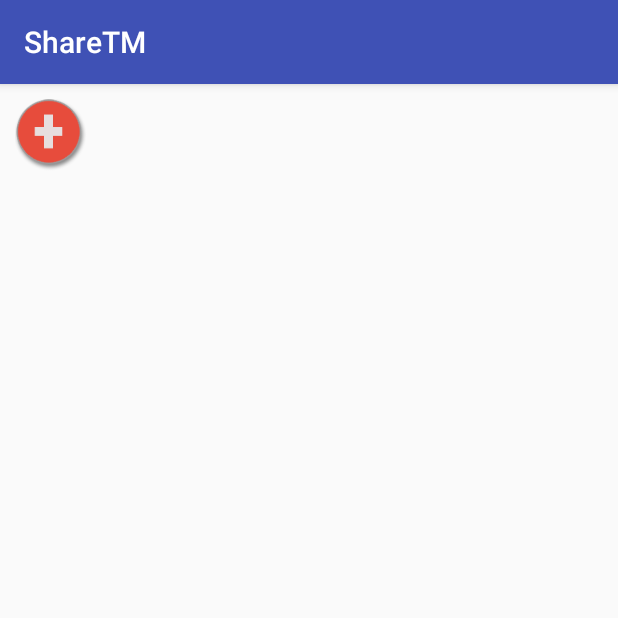
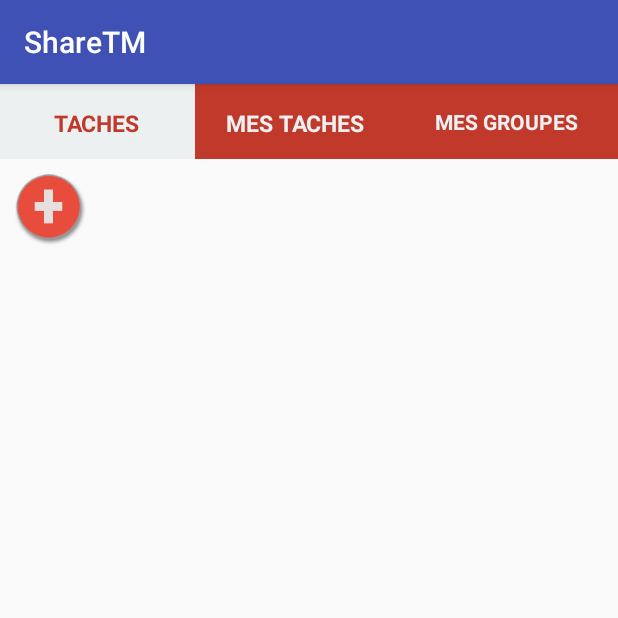
Before and after one commit to Greg3883/ShareTM, an Android app: the MainActivity screen opened directly, with no data from a screen before it, on a phone screen of 412 x 824 dp, the top half of it. Run offline under Robolectric (Android 15) with nearby library versions, the light colour scheme and no system bars.

Commit message:
Ajout modification & onglet menu

```diff
--- a/app/src/main/AndroidManifest.xml
+++ b/app/src/main/AndroidManifest.xml
@@ -33,6 +33,11 @@
         </activity>
 
         <!-- Affichage Tache  Activity -->
+        <activity android:name=".UpdateTacheActivity">
+        <intent-filter>
+            <action android:name=".UPDATETACHEACTIVITY" />
+        </intent-filter>
+        </activity>
 
         <!-- Splash -->
         <activity android:name=".Splash">
--- a/app/src/main/java/com/elbejaj/sharetm/AffichageTacheActivity.java
+++ b/app/src/main/java/com/elbejaj/sharetm/AffichageTacheActivity.java
@@ -115,7 +115,7 @@ public class AffichageTacheActivity extends AppCompatActivity {
         startActivity(intent);
     }
 
-    /*public void button_upd(View view)
+    public void button_upd(View view)
     {
         Intent intent = new Intent(AffichageTacheActivity.this, UpdateTacheActivity.class);
         String idTache;
@@ -123,6 +123,6 @@ public class AffichageTacheActivity extends AppCompatActivity {
         idTache = extras.getString("idpass");
         intent.putExtra("idtu", idTache);
         startActivity(intent);
-    }*/
+    }
 
 }
--- a/app/src/main/java/com/elbejaj/sharetm/TacheDAO.java
+++ b/app/src/main/java/com/elbejaj/sharetm/TacheDAO.java
@@ -52,7 +52,8 @@ public class TacheDAO{
 
     public int updateTache (int id, ContentValues cv)
     {
-        return db.update("Tache",cv,"id="+id, null);
+        String nid = String.valueOf(id);
+        return db.update("Tache",cv,"id="+nid, null);
     }
 
    public Tache trouverTache(int id)
--- a/app/src/main/res/layout/activity_tache_affichage.xml
+++ b/app/src/main/res/layout/activity_tache_affichage.xml
@@ -19,6 +19,7 @@
         android:layout_marginBottom="10dp"
         android:layout_marginLeft="10dp"
         android:layout_marginTop="10dp"
-        android:src="@drawable/button_modif"/>
+        android:src="@drawable/button_modif"
+        android:onClick="button_upd"/>
 
 </LinearLayout>
--- a/app/src/main/res/layout/tache.xml
+++ b/app/src/main/res/layout/tache.xml
@@ -11,6 +11,62 @@
         android:layout_height="match_parent">
 
 
+        <LinearLayout
+            android:layout_width="match_parent"
+            android:layout_height="50dp">
+
+            <RelativeLayout
+                android:layout_width="130dp"
+                android:layout_height="match_parent"
+                android:background="@color/prio_blanc">
+
+                <TextView
+                    android:layout_width="wrap_content"
+                    android:layout_height="match_parent"
+                    android:layout_centerHorizontal="true"
+                    android:layout_marginTop="15dp"
+                    android:textSize="15dp"
+                    android:textStyle="bold"
+                    android:text="TACHES"
+                    android:textColor="@color/prio_red"/>
+            </RelativeLayout>
+
+            <RelativeLayout
+                android:layout_width="130dp"
+                android:layout_height="match_parent"
+                android:background="@color/prio_red">
+
+                <TextView
+                    android:layout_width="wrap_content"
+                    android:layout_height="match_parent"
+                    android:layout_centerHorizontal="true"
+                    android:layout_marginTop="15dp"
+                    android:textSize="15dp"
+                    android:textStyle="bold"
+                    android:text=" MES TACHES"
+                    android:textColor="@color/prio_blanc"/>
+
+            </RelativeLayout>
+
+            <RelativeLayout
+                android:layout_width="match_parent"
+                android:layout_height="match_parent"
+                android:background="@color/prio_red">
+
+                <TextView
+                    android:layout_width="wrap_content"
+                    android:layout_height="match_parent"
+                    android:layout_centerHorizontal="true"
+                    android:layout_marginTop="15dp"
+                    android:textSize="14dp"
+                    android:textStyle="bold"
+                    android:text=" MES GROUPES"
+                    android:textColor="@color/prio_blanc"/>
+
+            </RelativeLayout>
+        </LinearLayout>
+
+
         <ImageView
             android:layout_width="50dp"
             android:layout_height="50dp"
@@ -20,6 +76,7 @@
             android:src="@drawable/button_add"
             android:onClick="button_ajout"/>
 
+
     </LinearLayout>
 
 </ScrollView>
--- a/app/src/main/res/values/colors.xml
+++ b/app/src/main/res/values/colors.xml
@@ -8,4 +8,5 @@
     <color name="prio_orange">#e67e22</color>
     <color name="prio_green">#27ae60</color>
     <color name="prio_yellow">#f1c40f</color>
+    <color name="prio_blanc">#ecf0f1</color>
 </resources>
```
Also changed, not shown: app/src/main/java/com/elbejaj/sharetm/UpdateTacheActivity.java (+9 -10 lines), 1 other file.
